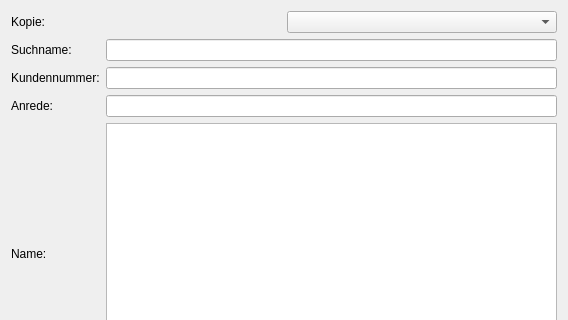
Before: the Qt Designer form form/address_content.ui in romanweissflog/FAKT, drawn with Qt 5; both pictures show x 0 to 568 and y 0 to 320 of the 568 by 564 pixel window.
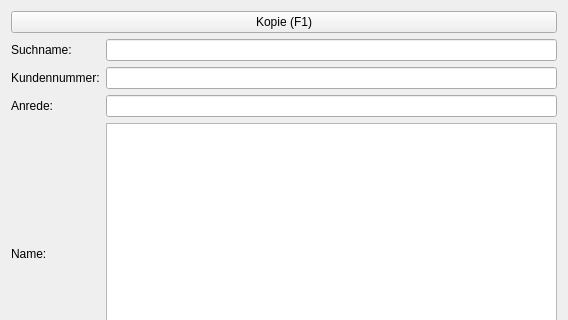
After: the same form once the commit is applied. Custom widgets are drawn as their Qt base class.

```diff
--- a/form/address_content.ui
+++ b/form/address_content.ui
@@ -15,18 +15,11 @@
   </property>
   <layout class="QVBoxLayout" name="verticalLayout">
    <item>
-    <layout class="QHBoxLayout" name="horizontalLayout">
-     <item>
-      <widget class="QLabel" name="label">
-       <property name="text">
-        <string>Kopie:</string>
-       </property>
-      </widget>
-     </item>
-     <item>
-      <widget class="QComboBox" name="copyBox"/>
-     </item>
-    </layout>
+    <widget class="QPushButton" name="buttonCopy">
+     <property name="text">
+      <string>Kopie (F1)</string>
+     </property>
+    </widget>
    </item>
    <item>
     <layout class="QGridLayout" name="gridLayout">
```
Left out of the diff: 20 changed lines with no effect on the pictures.
